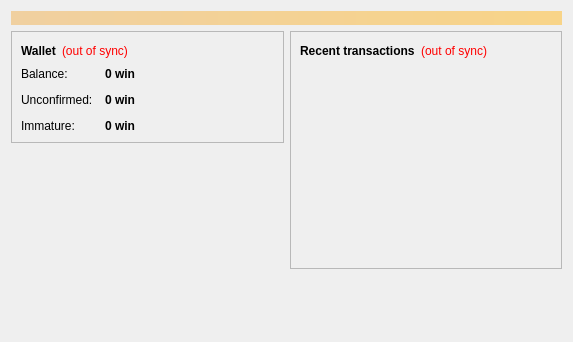
Old version of the form src/qt/forms/overviewpage.ui in the repository ZEBRX/nikoin-dashboard.
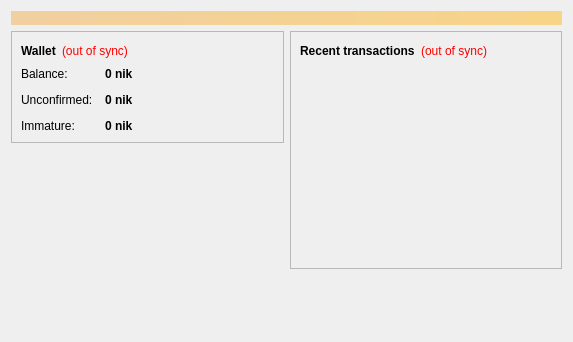
New version of the form.

What changed in the file:
```diff
--- a/src/qt/forms/overviewpage.ui
+++ b/src/qt/forms/overviewpage.ui
@@ -122,7 +122,7 @@
                <string>Your current balance</string>
               </property>
               <property name="text">
-               <string notr="true">0 win</string>
+               <string notr="true">0 nik</string>
               </property>
               <property name="textInteractionFlags">
                <set>Qt::LinksAccessibleByMouse|Qt::TextSelectableByKeyboard|Qt::TextSelectableByMouse</set>
@@ -151,7 +151,7 @@
                <string>Total of transactions that have yet to be confirmed, and do not yet count toward the current balance</string>
               </property>
               <property name="text">
-               <string notr="true">0 win</string>
+               <string notr="true">0 nik</string>
               </property>
               <property name="textInteractionFlags">
                <set>Qt::LinksAccessibleByMouse|Qt::TextSelectableByKeyboard|Qt::TextSelectableByMouse</set>
@@ -177,7 +177,7 @@
                <string>Mined balance that has not yet matured</string>
               </property>
               <property name="text">
-               <string notr="true">0 win</string>
+               <string notr="true">0 nik</string>
               </property>
               <property name="textInteractionFlags">
                <set>Qt::LinksAccessibleByMouse|Qt::TextSelectableByKeyboard|Qt::TextSelectableByMouse</set>
```
Left out of the diff: 4 changed lines with no effect on the pictures.
